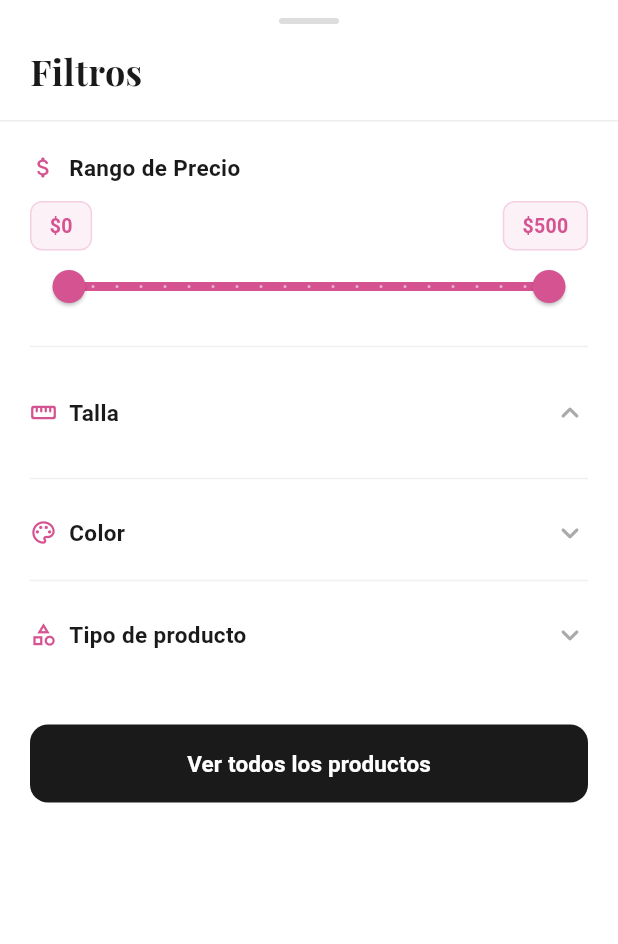
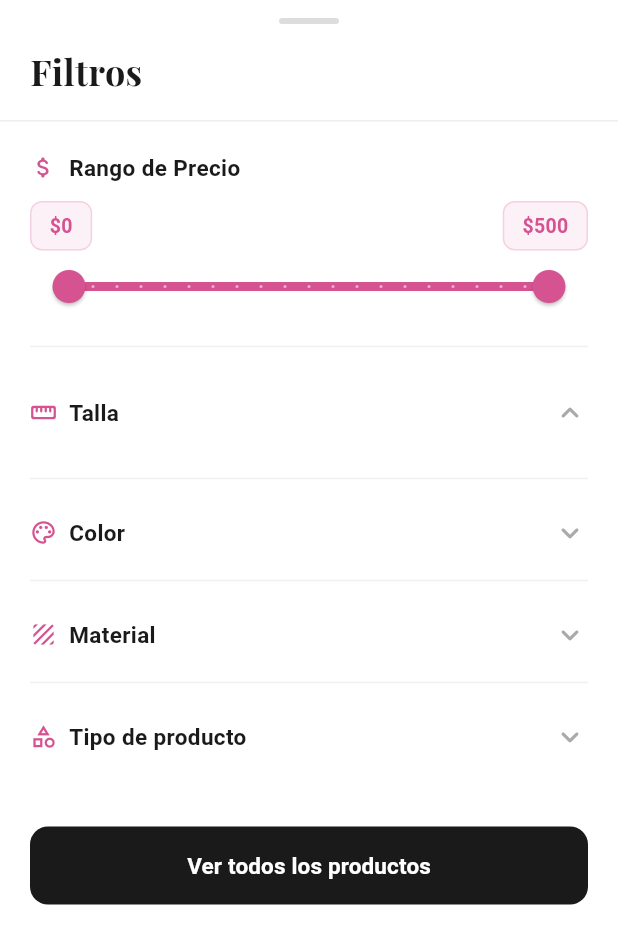
Before and after one commit to C-moreno19/Selenne-Boutique-Mobile, a Flutter app: the FiltrosDrawer widget shown alone on an empty page, opened directly, on a phone screen of 412 x 824 dp. Shown: the top 944 px of the screen. Run offline on Flutter 3.47's test engine with Material 3 defaults, Android fonts, the phone set to English and light mode, and no system bars; our stand-ins replace cached_network_image, file_picker, google_fonts, shared_preferences; accounts and stored records are empty; network calls fail.

Commit message:
fix: filtro por material no tenia UI en el drawer de filtros
El provider ya tenia toggleMaterial/materialesSeleccionados/
getMaterialesDisponibles() y la logica de filtrado los usaba, pero
FiltrosDrawer nunca renderizaba una seccion para material -- mismo
bug que tenia la web (ver commit 39db984e en el frontend).

Co-Authored-By: Claude Sonnet 5 <noreply@anthropic.com>

```diff
--- a/lib/presentation/widgets/widgets.dart
+++ b/lib/presentation/widgets/widgets.dart
@@ -847,6 +847,7 @@ class _FiltrosDrawerState extends State<FiltrosDrawer> {
 
   bool _tallasExpanded = true;
   bool _coloresExpanded = false;
+  bool _materialesExpanded = false;
   bool _tiposExpanded = false;
 
   @override
@@ -860,6 +861,7 @@ class _FiltrosDrawerState extends State<FiltrosDrawer> {
 
         final totalActivos = tiendaProvider.tallasSeleccionadas.length +
             tiendaProvider.coloresSeleccionados.length +
+            tiendaProvider.materialesSeleccionados.length +
             tiendaProvider.tiposSeleccionados.length;
 
         return Container(
@@ -1096,6 +1098,58 @@ class _FiltrosDrawerState extends State<FiltrosDrawer> {
                                 ),
                                 child: Text(
                                   color,
+                                  style: TextStyle(
+                                    fontSize: 12,
+                                    fontWeight: FontWeight.w500,
+                                    color:
+                                        sel ? Colors.white : _black,
+                                  ),
+                                ),
+                              ),
+                            );
+                          }).toList(),
+                        ),
+                      ),
+                      const Divider(color: Color(0xFFF0F0F0)),
+
+                      // --- Materiales ---
+                      _seccionExpandible(
+                        titulo: 'Material',
+                        icono: Icons.texture_rounded,
+                        expandido: _materialesExpanded,
+                        onToggle: () => setState(
+                            () => _materialesExpanded = !_materialesExpanded),
+                        seleccionados:
+                            tiendaProvider.materialesSeleccionados.length,
+                        child: Wrap(
+                          spacing: 8,
+                          runSpacing: 8,
+                          children: tiendaProvider
+                              .getMaterialesDisponibles()
+                              .map((material) {
+                            final sel = tiendaProvider
+                                .materialesSeleccionados
+                                .contains(material);
+                            return GestureDetector(
+                              onTap: () => setState(
+                                  () => tiendaProvider.toggleMaterial(material)),
+                              child: AnimatedContainer(
+                                duration:
+                                    const Duration(milliseconds: 200),
+                                padding: const EdgeInsets.symmetric(
+                                    horizontal: 12, vertical: 7),
+                                decoration: BoxDecoration(
+                                  color: sel ? _pink : Colors.white,
+                                  borderRadius:
+                                      BorderRadius.circular(20),
+                                  border: Border.all(
+                                    color: sel
+                                        ? _pink
+                                        : const Color(0xFFDDDDDD),
+                                  ),
+                                ),
+                                child: Text(
+                                  material,
                                   style: TextStyle(
                                     fontSize: 12,
                                     fontWeight: FontWeight.w500,
```
